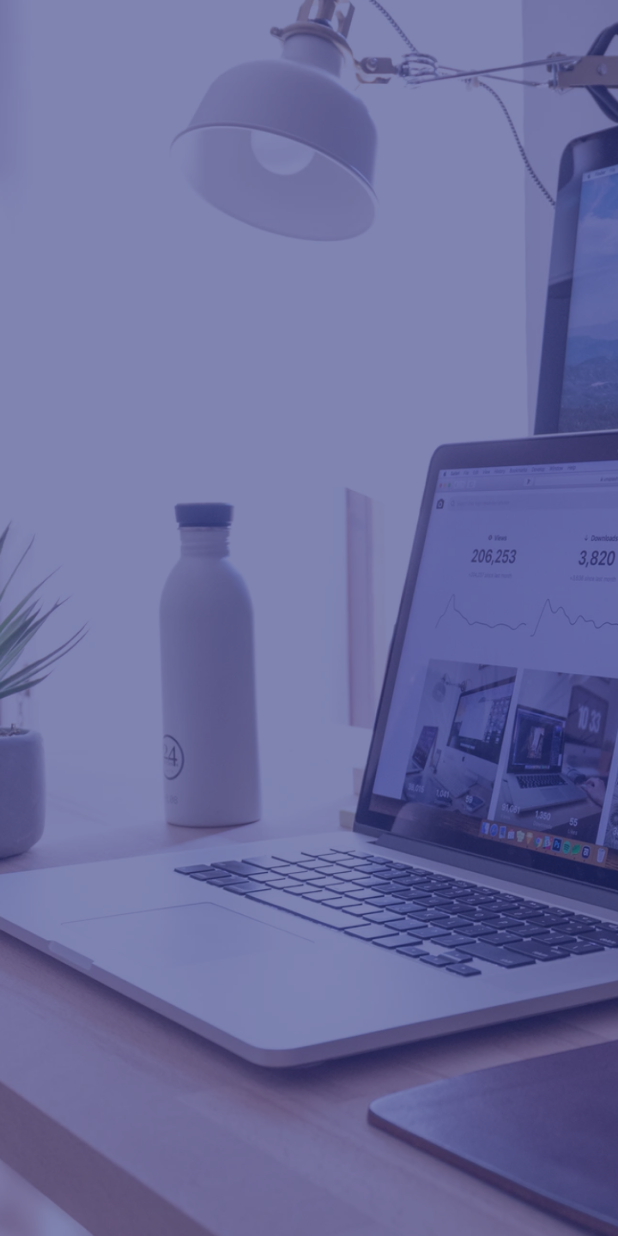
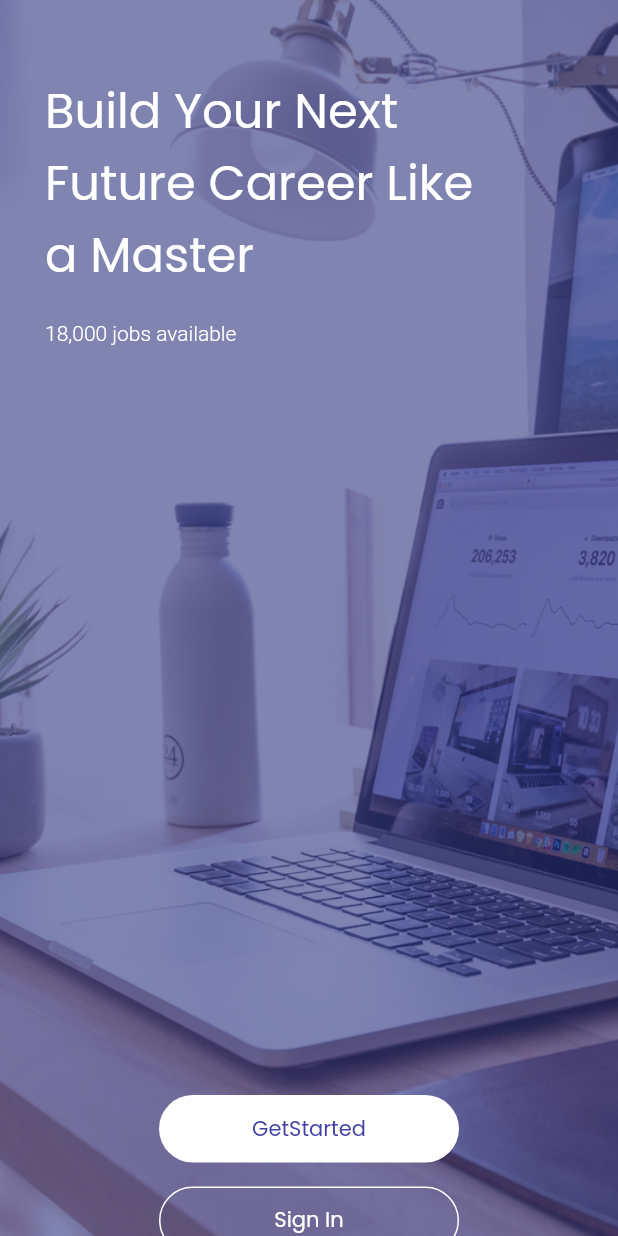
Before and after one commit to Bagaskrunia/job_applicaation, a Flutter app: the screen it shows after launch, on a phone screen of 412 x 824 dp. Run offline on Flutter 3.47's test engine with Material 2 defaults, Android fonts, the phone set to English and light mode, and no system bars.

Commit message:
add button

```diff
--- a/lib/main.dart
+++ b/lib/main.dart
@@ -1,6 +1,7 @@
 import 'package:flutter/material.dart';
 import 'package:job_applicaation/pages/splash_page.dart';
 import 'package:job_applicaation/pages/started_page.dart';
+
 void main() {
   runApp(const MyApp());
 }
--- a/lib/pages/started_page.dart
+++ b/lib/pages/started_page.dart
@@ -1,7 +1,7 @@
 import 'package:flutter/material.dart';
 
 class GetStartedPage extends StatefulWidget {
-  const GetStartedPage({ Key? key }) : super(key: key);
+  const GetStartedPage({Key? key}) : super(key: key);
 
   @override
   _GetStartedPageState createState() => _GetStartedPageState();
@@ -15,15 +15,96 @@ class _GetStartedPageState extends State<GetStartedPage> {
         children: <Widget>[
           Container(
             decoration: BoxDecoration(
-              image: DecorationImage(
-                image: AssetImage('assets/images/bg.png'),
-                fit: BoxFit.cover,
-                )
+                image: DecorationImage(
+              image: AssetImage('assets/images/bg.png'),
+              fit: BoxFit.cover,
+            )),
+          ),
+          Padding(
+            padding: const EdgeInsets.only(
+              top: 50.0,
+              left: 30.0,
+              right: 30.0,
+            ),
+            child: Column(
+              crossAxisAlignment: CrossAxisAlignment.start,
+              children: [
+                Text(
+                  'Build Your Next \nFuture Career Like \na Master',
+                  style: TextStyle(
+                    color: Colors.white,
+                    fontFamily: 'Poppins',
+                    fontSize: 32,
+                    fontWeight: FontWeight.w400,
+                  ),
                 ),
-                )
+                SizedBox(height: 20),
+                Text(
+                  '18,000 jobs available',
+                  style: TextStyle(
+                    fontWeight: FontWeight.w300,
+                    fontSize: 14,
+                    color: Colors.white,
+                  ),
+                ),
+                Center(
+                  child: Padding(
+                    padding: const EdgeInsets.only(top: 500),
+                    child: Container(
+                      width: 200,
+                      height: 45,
+                      child: TextButton(
+                        style: TextButton.styleFrom(
+                            backgroundColor: Color(0xffFFFFFF),
+                            shape: RoundedRectangleBorder(
+                                borderRadius: BorderRadius.circular(66))),
+                        onPressed: () {},
+                        child: Text(
+                          'GetStarted',
+                          style: TextStyle(
+                            fontFamily: 'Poppins',
+                            color: Color(0xff4141A4),
+                            fontSize: 14,
+                            fontWeight: FontWeight.w400,
+                          ),
+                        ),
+                      ),
+                    ),
+                  ),
+                ),
+                Center(
+                  child: Padding(
+                    padding: const EdgeInsets.only(
+                      top: 16,
+                    ),
+                    child: Container(
+                      width: 200,
+                      height: 45,
+                      child: OutlinedButton(
+                        onPressed: () {},
+                        style: OutlinedButton.styleFrom(
+                            side: BorderSide(
+                              color: Colors.white,
+                            ),
+                            shape: RoundedRectangleBorder(
+                                borderRadius: BorderRadius.circular(66))),
+                        child: Text(
+                          'Sign In',
+                          style: TextStyle(
+                              fontFamily: 'Poppins',
+                              fontSize: 14,
+                              color: Color(0xffFFFFFF),
+                              fontWeight: FontWeight.w200),
+                        ),
+                      ),
+                    ),
+                  ),
+                ),
+              ],
+            ),
+          )
         ],
       ),
-
     );
   }
 }
--- a/pubspec.yaml
+++ b/pubspec.yaml
@@ -63,8 +63,8 @@ flutter:
   fonts:
     - family: Poppins
       fonts:
-        - asset: assets/fonts/Poppins-ExtraBold.ttf
-          weight: 700
+        - asset: assets/fonts/Poppins-Regular.ttf
+          # weight: 700
   #       - asset: fonts/Schyler-Italic.ttf
   #         style: italic
   #   - family: Trajan Pro
```
